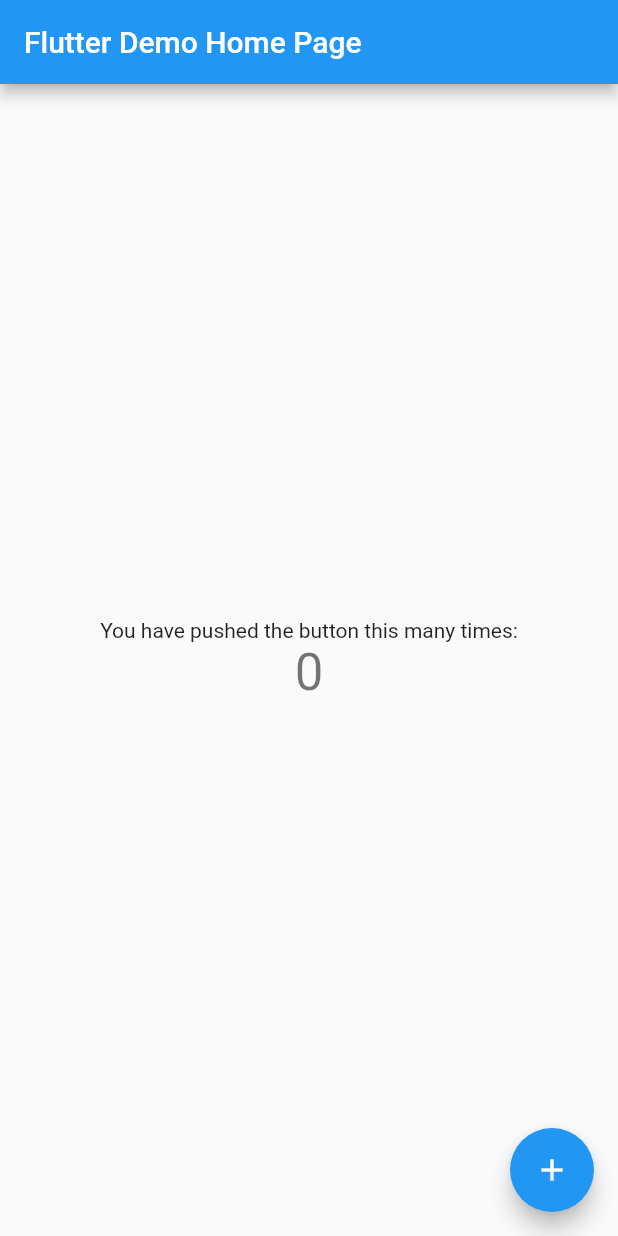
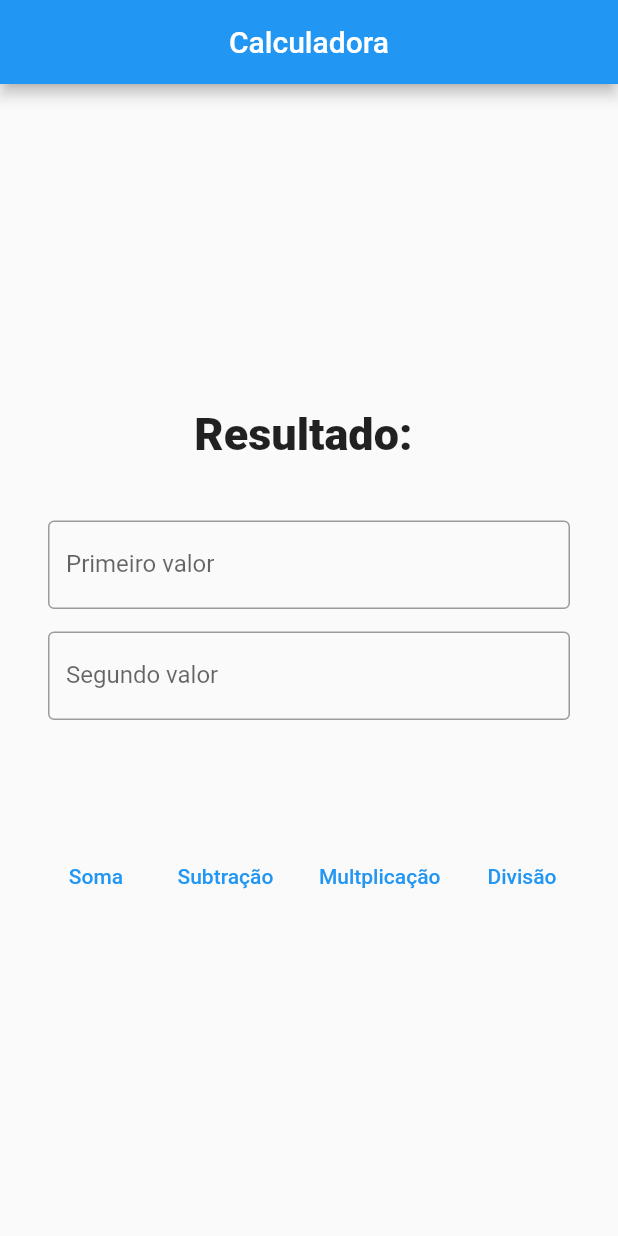
Before and after one commit to Matheus-hora48/atv-andeson, a Flutter app: the screen it shows after launch, on a phone screen of 412 x 824 dp. Run offline on Flutter 3.47's test engine with Material 2 defaults, Android fonts, the phone set to English and light mode, and no system bars.

Commit message:
Criando a view

```diff
--- a/app/lib/main.dart
+++ b/app/lib/main.dart
@@ -1,3 +1,4 @@
+import 'package:app/pages/home_page.dart';
 import 'package:flutter/material.dart';
 
 void main() {
@@ -7,109 +8,12 @@ void main() {
 class MyApp extends StatelessWidget {
   const MyApp({Key? key}) : super(key: key);
 
-  // This widget is the root of your application.
   @override
   Widget build(BuildContext context) {
     return MaterialApp(
-      title: 'Flutter Demo',
-      theme: ThemeData(
-        // This is the theme of your application.
-        //
-        // Try running your application with "flutter run". You'll see the
-        // application has a blue toolbar. Then, without quitting the app, try
-        // changing the primarySwatch below to Colors.green and then invoke
-        // "hot reload" (press "r" in the console where you ran "flutter run",
-        // or simply save your changes to "hot reload" in a Flutter IDE).
-        // Notice that the counter didn't reset back to zero; the application
-        // is not restarted.
-        primarySwatch: Colors.blue,
-      ),
-      home: const MyHomePage(title: 'Flutter Demo Home Page'),
+      theme: ThemeData(),
+      home: const HomePage(),
+      debugShowCheckedModeBanner: false,
     );
   }
 }
-
-class MyHomePage extends StatefulWidget {
-  const MyHomePage({Key? key, required this.title}) : super(key: key);
-
-  // This widget is the home page of your application. It is stateful, meaning
-  // that it has a State object (defined below) that contains fields that affect
-  // how it looks.
-
-  // This class is the configuration for the state. It holds the values (in this
-  // case the title) provided by the parent (in this case the App widget) and
-  // used by the build method of the State. Fields in a Widget subclass are
-  // always marked "final".
-
-  final String title;
-
-  @override
-  State<MyHomePage> createState() => _MyHomePageState();
-}
-
-class _MyHomePageState extends State<MyHomePage> {
-  int _counter = 0;
-
-  void _incrementCounter() {
-    setState(() {
-      // This call to setState tells the Flutter framework that something has
-      // changed in this State, which causes it to rerun the build method below
-      // so that the display can reflect the updated values. If we changed
-      // _counter without calling setState(), then the build method would not be
-      // called again, and so nothing would appear to happen.
-      _counter++;
-    });
-  }
-
-  @override
-  Widget build(BuildContext context) {
-    // This method is rerun every time setState is called, for instance as done
-    // by the _incrementCounter method above.
-    //
-    // The Flutter framework has been optimized to make rerunning build methods
-    // fast, so that you can just rebuild anything that needs updating rather
-    // than having to individually change instances of widgets.
-    return Scaffold(
-      appBar: AppBar(
-        // Here we take the value from the MyHomePage object that was created by
-        // the App.build method, and use it to set our appbar title.
-        title: Text(widget.title),
-      ),
-      body: Center(
-        // Center is a layout widget. It takes a single child and positions it
-        // in the middle of the parent.
-        child: Column(
-          // Column is also a layout widget. It takes a list of children and
-          // arranges them vertically. By default, it sizes itself to fit its
-          // children horizontally, and tries to be as tall as its parent.
-          //
-          // Invoke "debug painting" (press "p" in the console, choose the
-          // "Toggle Debug Paint" action from the Flutter Inspector in Android
-          // Studio, or the "Toggle Debug Paint" command in Visual Studio Code)
-          // to see the wireframe for each widget.
-          //
-          // Column has various properties to control how it sizes itself and
-          // how it positions its children. Here we use mainAxisAlignment to
-          // center the children vertically; the main axis here is the vertical
-          // axis because Columns are vertical (the cross axis would be
-          // horizontal).
-          mainAxisAlignment: MainAxisAlignment.center,
-          children: <Widget>[
-            const Text(
-              'You have pushed the button this many times:',
-            ),
-            Text(
-              '$_counter',
-              style: Theme.of(context).textTheme.headline4,
-            ),
-          ],
-        ),
-      ),
-      floatingActionButton: FloatingActionButton(
-        onPressed: _incrementCounter,
-        tooltip: 'Increment',
-        child: const Icon(Icons.add),
-      ), // This trailing comma makes auto-formatting nicer for build methods.
-    );
-  }
-}
--- /dev/null
+++ b/app/lib/pages/home_page.dart
@@ -0,0 +1,76 @@
+import 'package:flutter/material.dart';
+
+class HomePage extends StatelessWidget {
+  const HomePage({Key? key}) : super(key: key);
+
+  @override
+  Widget build(BuildContext context) {
+    return Scaffold(
+      appBar: AppBar(
+        title: const Text('Calculadora'),
+        centerTitle: true,
+      ),
+      body: Container(
+        margin: EdgeInsets.all(16),
+        padding: EdgeInsets.all(16),
+        child: Column(
+          mainAxisAlignment: MainAxisAlignment.center,
+          crossAxisAlignment: CrossAxisAlignment.start,
+          children: [
+            Center(
+              child: Text(
+                'Resultado: ',
+                style: TextStyle(
+                  fontSize: 30,
+                  fontWeight: FontWeight.w800,
+                ),
+              ),
+            ),
+            SizedBox(
+              height: 40,
+            ),
+            TextField(
+              decoration: InputDecoration(
+                label: Text('Primeiro valor'),
+                border: OutlineInputBorder(),
+              ),
+            ),
+            SizedBox(
+              height: 15,
+            ),
+            TextField(
+              decoration: InputDecoration(
+                label: Text('Segundo valor'),
+                border: OutlineInputBorder(),
+              ),
+            ),
+            SizedBox(
+              height: 80,
+            ),
+            Row(
+              mainAxisAlignment: MainAxisAlignment.spaceBetween,
+              children: [
+                TextButton(
+                  onPressed: () {},
+                  child: Text('Soma'),
+                ),
+                TextButton(
+                  onPressed: () {},
+                  child: Text('Subtração'),
+                ),
+                TextButton(
+                  onPressed: () {},
+                  child: Text('Multplicação'),
+                ),
+                TextButton(
+                  onPressed: () {},
+                  child: Text('Divisão'),
+                ),
+              ],
+            ),
+          ],
+        ),
+      ),
+    );
+  }
+}
```
